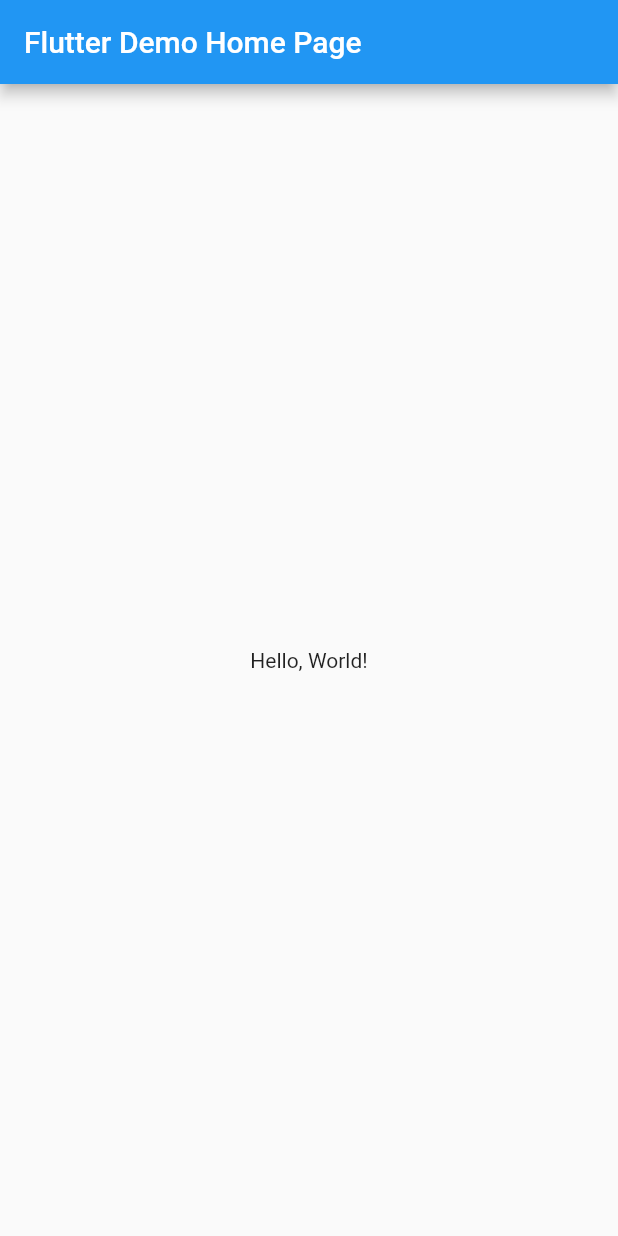
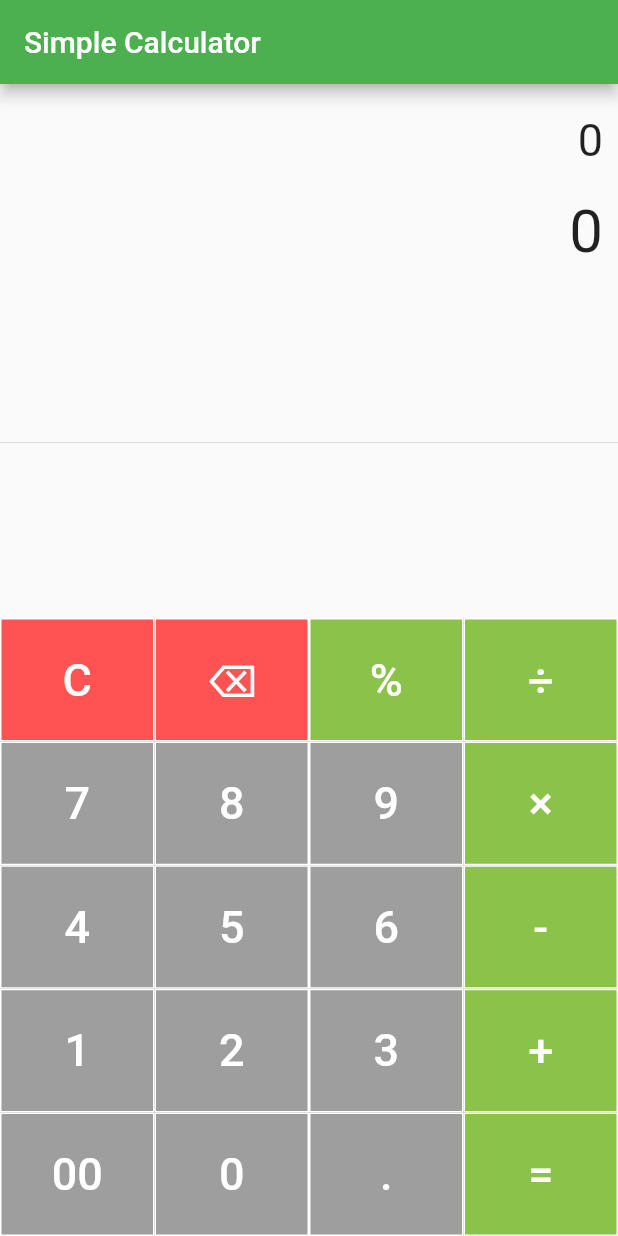
Before and after one commit to DoomMangoes/SimpleCalculator, a Flutter app: the screen it shows after launch, on a phone screen of 412 x 824 dp. Run offline on Flutter 3.47's test engine with Material 2 defaults, Android fonts, the phone set to English and light mode, and no system bars; our stand-ins replace math_expressions.

Commit message:
Initial Working Simple Calculator v1.0

```diff
--- /dev/null
+++ b/lib/calculator.dart
@@ -0,0 +1,142 @@
+import 'package:flutter/material.dart';
+import 'package:math_expressions/math_expressions.dart';
+
+class Calculator extends StatefulWidget {
+  @override
+  _CalculatorState createState() => _CalculatorState();
+}
+
+class _CalculatorState extends State<Calculator> {
+  String equation = "0";
+  String result = "0";
+  String expression = "";
+
+  Widget buildButton(String btnText, double btnHeight, Color btnColor) {
+    return Container(
+      height: MediaQuery.of(context).size.height * 0.1 * btnHeight,
+      color: btnColor,
+      child: FlatButton(
+        shape: RoundedRectangleBorder(
+          borderRadius: BorderRadius.circular(0),
+          side: BorderSide(
+              color: Colors.white, width: 1, style: BorderStyle.solid),
+        ),
+        padding: EdgeInsets.all(16),
+        onPressed: () => handleInput(btnText),
+        child: Text(
+          btnText,
+          style: TextStyle(
+            fontSize: 30,
+            color: Colors.white,
+          ),
+        ),
+      ),
+    );
+  }
+
+  handleInput(String btnText) {
+    setState(() {
+      if (btnText == "C") {
+        equation = "0";
+        result = "0";
+      } else if (btnText == "⌫") {
+        equation = equation.substring(0, equation.length - 1);
+        if (equation == "") equation = "0";
+      } else if (btnText == "=") {
+        expression = equation;
+        expression = expression.replaceAll("×", "*");
+        expression = expression.replaceAll("÷", "/");
+
+        try {
+          Parser p = new Parser();
+          Expression exp = p.parse(expression);
+
+          ContextModel cm = ContextModel();
+          result = "${exp.evaluate(EvaluationType.REAL, cm)}";
+        } catch (e) {
+          result = "Error";
+        }
+      } else {
+        if (equation == "0")
+          equation = btnText;
+        else
+          equation = equation + btnText;
+      }
+    });
+  }
+
+  @override
+  Widget build(BuildContext context) {
+    return Scaffold(
+      appBar: AppBar(
+        title: Text("Simple Calculator"),
+      ),
+      body: SafeArea(
+        child: Column(children: <Widget>[
+          //EXPRESSIONS AND EQUATIONS
+          Container(
+              alignment: Alignment.centerRight,
+              padding: EdgeInsets.fromLTRB(10, 20, 10, 0),
+              child: Text(
+                equation,
+                style: TextStyle(fontSize: 30),
+              )),
+          //RESULT
+          Container(
+              alignment: Alignment.centerRight,
+              padding: EdgeInsets.fromLTRB(10, 20, 10, 0),
+              child: Text(
+                result,
+                style: TextStyle(fontSize: 40),
+              )),
+
+          Expanded(
+            child: Divider(),
+          ),
+
+          Row(
+            mainAxisAlignment: MainAxisAlignment.center,
+            children: <Widget>[
+              Container(
+                  width: MediaQuery.of(context).size.width * 1,
+                  child: Table(
+                    children: [
+                      TableRow(children: [
+                        buildButton("C", 1, Colors.redAccent),
+                        buildButton("⌫", 1, Colors.redAccent),
+                        buildButton("%", 1, Colors.lightGreen),
+                        buildButton("÷", 1, Colors.lightGreen),
+                      ]),
+                      TableRow(children: [
+                        buildButton("7", 1, Colors.grey),
+                        buildButton("8", 1, Colors.grey),
+                        buildButton("9", 1, Colors.grey),
+                        buildButton("×", 1, Colors.lightGreen),
+                      ]),
+                      TableRow(children: [
+                        buildButton("4", 1, Colors.grey),
+                        buildButton("5", 1, Colors.grey),
+                        buildButton("6", 1, Colors.grey),
+                        buildButton("-", 1, Colors.lightGreen),
+                      ]),
+                      TableRow(children: [
+                        buildButton("1", 1, Colors.grey),
+                        buildButton("2", 1, Colors.grey),
+                        buildButton("3", 1, Colors.grey),
+                        buildButton("+", 1, Colors.lightGreen),
+                      ]),
+                      TableRow(children: [
+                        buildButton("00", 1, Colors.grey),
+                        buildButton("0", 1, Colors.grey),
+                        buildButton(".", 1, Colors.grey),
+                        buildButton("=", 1, Colors.lightGreen),
+                      ]),
+                    ],
+                  ))
+            ],
+          ),
+        ]),
+      ),
+    );
+  }
+}
--- a/lib/main.dart
+++ b/lib/main.dart
@@ -1,4 +1,5 @@
 import 'package:flutter/material.dart';
+import 'calculator.dart';
 
 void main() => runApp(MyApp());
 
@@ -7,35 +8,10 @@ class MyApp extends StatelessWidget {
   @override
   Widget build(BuildContext context) {
     return MaterialApp(
-      // Application name
-      title: 'Flutter Hello World',
-      // Application theme data, you can set the colors for the application as
-      // you want
-      theme: ThemeData(
-        primarySwatch: Colors.blue,
-      ),
-      // A widget which will be started on application startup
-      home: MyHomePage(title: 'Flutter Demo Home Page'),
+      debugShowCheckedModeBanner: false,
+      title: "Simple Calculator",
+      theme: ThemeData(primarySwatch: Colors.green),
+      home: Calculator(),
     );
   }
 }
-
-class MyHomePage extends StatelessWidget {
-  final String title;
-  const MyHomePage({Key? key, required this.title}) : super(key: key);
-
-  @override
-  Widget build(BuildContext context) {
-    return Scaffold(
-      appBar: AppBar(
-        // The title text which will be shown on the action bar
-        title: Text(title),
-      ),
-      body: Center(
-        child: Text(
-          'Hello, World!',
-        ),
-      ),
-    );
-  }
-}
--- a/pubspec.yaml
+++ b/pubspec.yaml
@@ -19,6 +19,7 @@ environment:
 dependencies:
   flutter:
     sdk: flutter
+  math_expressions: ^2.3.1
 
 dev_dependencies:
   flutter_test:
```
